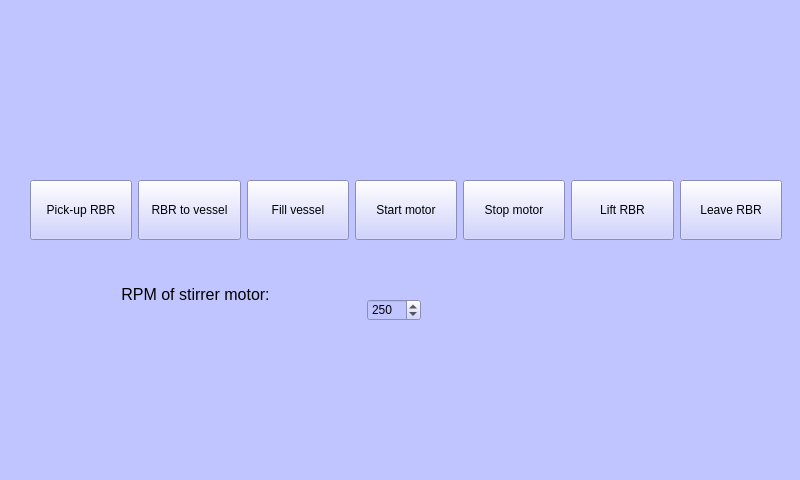
The window that automation/GUI_prototype.ui (AndreasNilsson123/SpinchemDBT23) describes before a commit, drawn with Qt 5.
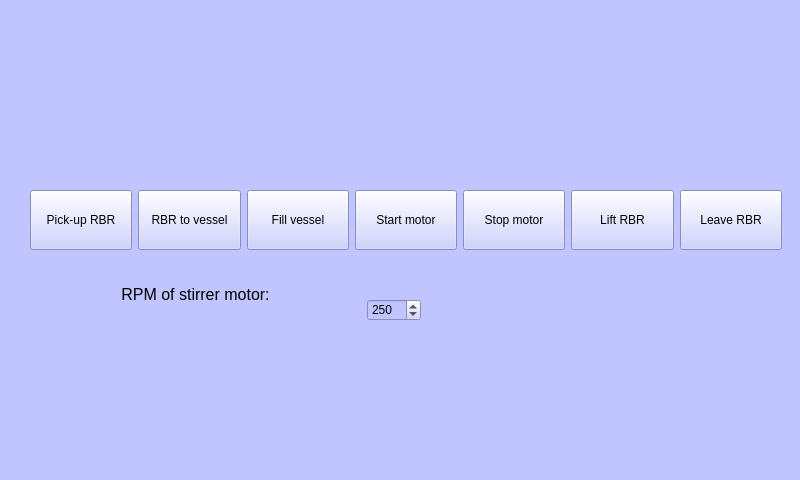
The same window after the commit.

Commit message: Forgot to save b4 push

The edit to the form file:
```diff
--- a/automation/GUI_prototype.ui
+++ b/automation/GUI_prototype.ui
@@ -21,7 +21,7 @@
     <property name="geometry">
      <rect>
       <x>30</x>
-      <y>160</y>
+      <y>170</y>
       <width>752</width>
       <height>101</height>
      </rect>
```
